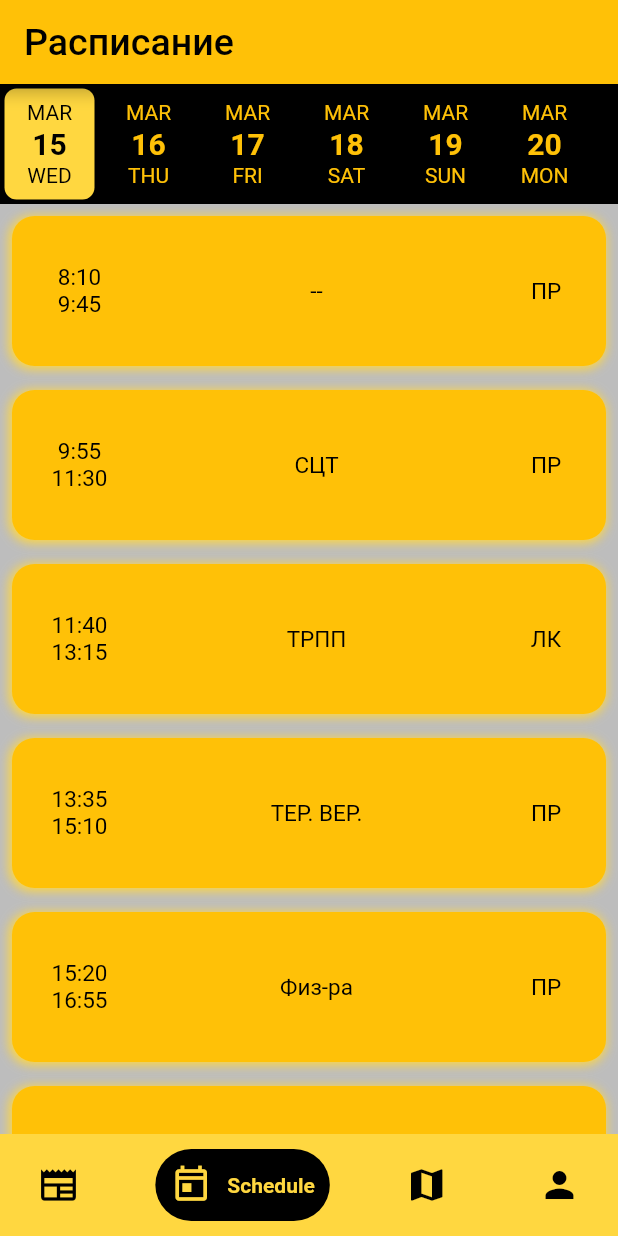
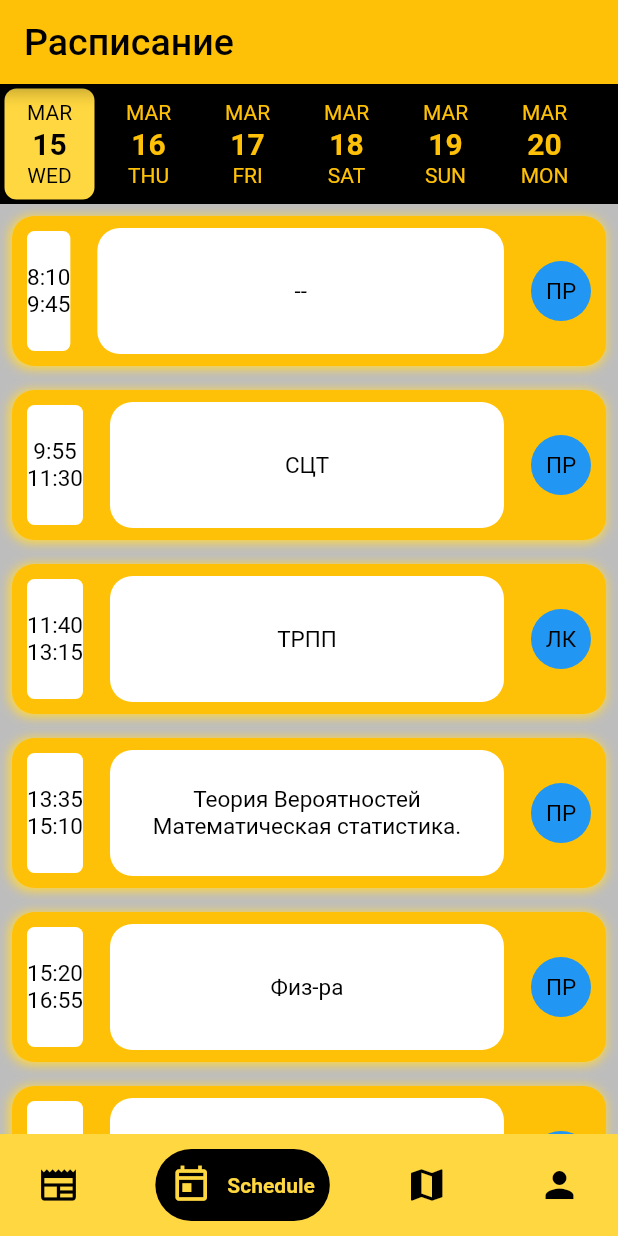
Before and after one commit to cpt-lecras/radik_project, a Flutter app: the screen it shows after launch, item 2 of the bottom bar chosen, on a phone screen of 412 x 824 dp. Run offline on Flutter 3.47's test engine with Material 2 defaults, Android fonts, the phone set to English and light mode, and no system bars; drawn by our look-alikes of date_picker_timeline, google_nav_bar; our stand-ins replace getwidget, styled_widget.

Commit message:
shedule changed

```diff
--- a/lib/Homepage.dart
+++ b/lib/Homepage.dart
@@ -41,12 +41,15 @@ class _HomePage extends State<HomePage> {
   Widget build(BuildContext context) {
     return Scaffold(
       //appbar
+
         appBar: AppBar(
           title: TextOp.elementAt(selectedIndex),
         ),
         backgroundColor: Colors.black26,
-        body: Center(
-          child: widgetOptions.elementAt(selectedIndex),
+        body: SafeArea(
+          child: Center(
+            child: widgetOptions.elementAt(selectedIndex),
+          ),
         ),
         bottomNavigationBar: Container(
           color: Colors.amberAccent,
--- a/lib/Shedule/calendar.dart
+++ b/lib/Shedule/calendar.dart
@@ -33,7 +33,7 @@ const List<Text> NamePar = <Text>[
       textAlign: TextAlign.center),
   Text('ТРПП', style: TextStyle(fontSize: 15, color: Colors.black),
       textAlign: TextAlign.center),
-  Text('ТЕР. ВЕР.', style: TextStyle(fontSize: 15, color: Colors.black),
+  Text('Теория Вероятностей Математическая статистика.', style: TextStyle(fontSize: 15, color: Colors.black),
       textAlign: TextAlign.center),
   Text('Физ-ра', style: TextStyle(fontSize: 15, color: Colors.black),
       textAlign: TextAlign.center),
@@ -83,8 +83,10 @@ class _CalCircle extends State<CalCircle> {
                     ],
                   ),
 
-                  child:
-                  Row(
+
+
+
+                    child: Row(
                       mainAxisAlignment: MainAxisAlignment.spaceBetween,
                       children: [
                         Padding(
@@ -92,10 +94,10 @@ class _CalCircle extends State<CalCircle> {
                               horizontal: 10.0, vertical: 10.0),
                           child: Container(
                             height: 100,
-                          width: 70,
+                            //width: 60,
                             decoration: BoxDecoration(
                               borderRadius: BorderRadius.circular(5),
-                            color: Colors.amber,
+                              color: Colors.white,
                             ),
                             child:
                             Center(
@@ -103,27 +105,32 @@ class _CalCircle extends State<CalCircle> {
                             ),
                           ),
                         ),
-                      Container(
+                        Flexible(
+                          child: Padding(
+                            padding: const EdgeInsets.all(8.0),
+                            child: Container(
                               //padding: const EdgeInsets.symmetric(horizontal: 100,vertical: 15),
                               height: 100,
-                        width: 200,
+                              //width: 200,
                               decoration: BoxDecoration(
                                 borderRadius: BorderRadius.circular(15),
-                          color: Colors.amber,
+                                color: Colors.white,
                               ),
                               child: Center(
                                 child: NamePar.elementAt(index),
+                              ),
+                            ),
                           ),
                         ),
                         Padding(
                           padding: const EdgeInsets.symmetric(
                               horizontal: 10.0, vertical: 10.0),
                           child: Container(
-                          height: 60,
-                          width: 60,
+                            height: 40,
+                            width: 40,
                             decoration: BoxDecoration(
-                            borderRadius: BorderRadius.circular(15),
-                            color: Colors.amber,
+                              shape: BoxShape.circle,
+                              color: Colors.blue,
                             ),
 
                             child: Center(
@@ -134,6 +141,7 @@ class _CalCircle extends State<CalCircle> {
                         ),
                       ],
                     ),
+
                 ),
               );
             }
--- a/pubspec.yaml
+++ b/pubspec.yaml
@@ -39,6 +39,8 @@ dependencies:
   google_nav_bar: ^5.0.6
   intl: ^0.17.0
   date_picker_timeline: ^1.2.3
+  styled_widget: ^0.4.1
+  getwidget: ^3.0.1
 
 dev_dependencies:
   flutter_test:
```
Also changed, not shown: lib/profile.dart (+38 -26 lines), pubspec.lock. Lines whose indentation alone changed are shown as unchanged.
